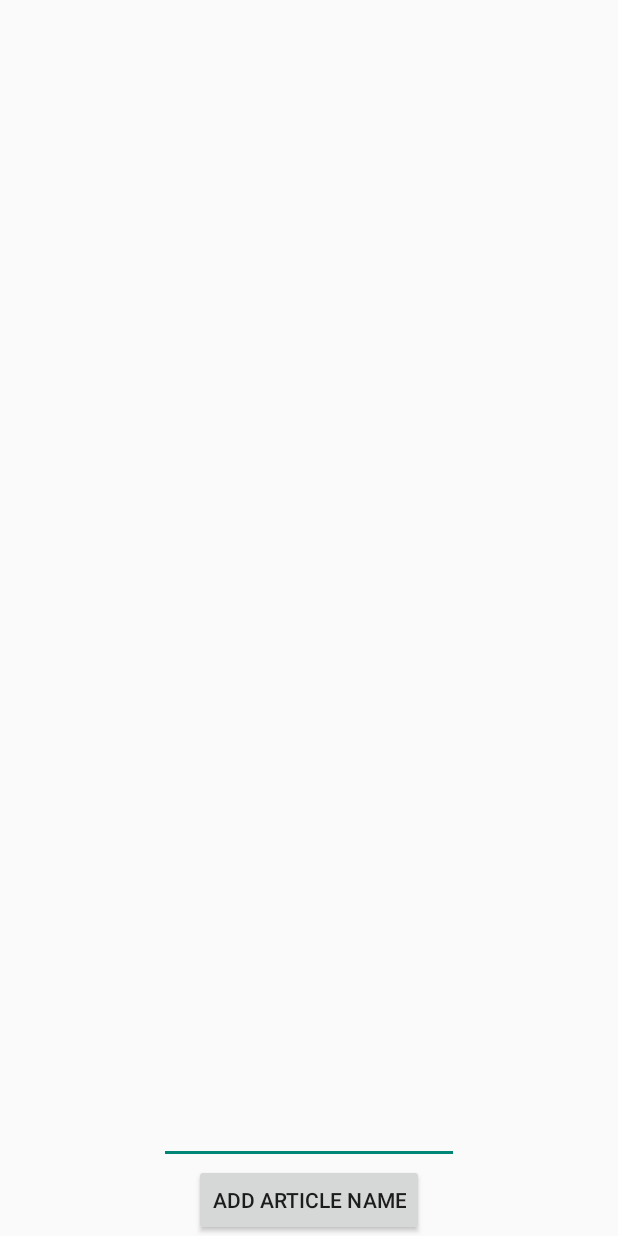
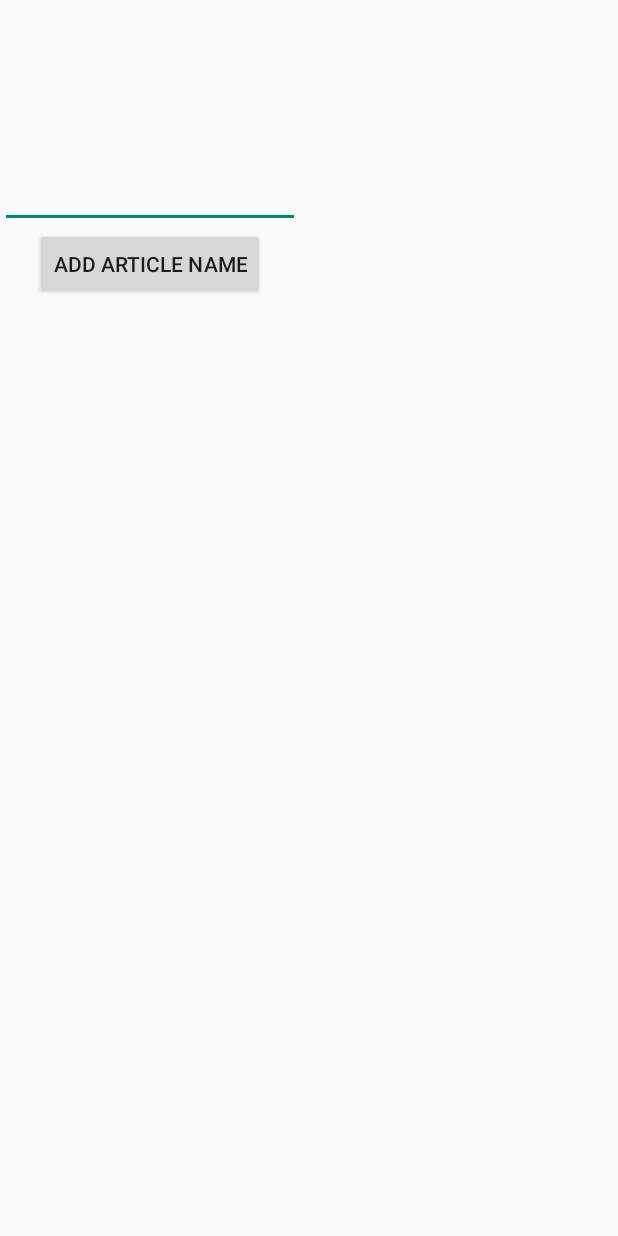
Before and after one commit to sunith87/NewsCodefest, an Android app: the layout article_name.xml on its own in the app's theme, with its tools: preview values and no code run, on a phone screen of 412 x 824 dp. Run offline under Robolectric (Android 15) with nearby library versions, the phone set to English and light mode, and no system bars.

Commit message:
minor change to article box

```diff
--- a/Codefest/app/src/main/java/com/example/snair/codefest/HomeActivity.java
+++ b/Codefest/app/src/main/java/com/example/snair/codefest/HomeActivity.java
@@ -370,6 +370,7 @@ public class HomeActivity extends Activity {
             }
         });
         builder.setView(view);
+        builder.setTitle("Add name for article");
         mArticleNameDialog = builder.create();
         mArticleNameDialog.show();
 
--- a/Codefest/app/src/main/res/layout/article_name.xml
+++ b/Codefest/app/src/main/res/layout/article_name.xml
@@ -1,7 +1,7 @@
 <?xml version="1.0" encoding="utf-8"?>
 <RelativeLayout xmlns:android="http://schemas.android.com/apk/res/android"
-    android:layout_width="match_parent"
-    android:layout_height="match_parent">
+    android:layout_width="wrap_content"
+    android:layout_height="200dip">
 
     <Button
         android:id="@+id/articleNameButton"
@@ -16,6 +16,5 @@
         android:layout_width="200dip"
         android:layout_height="100dip"
         android:layout_above="@id/articleNameButton"
-        android:layout_centerHorizontal="true"
-        android:gravity="top|left" />
+        android:layout_centerHorizontal="true" />
 </RelativeLayout>
```
